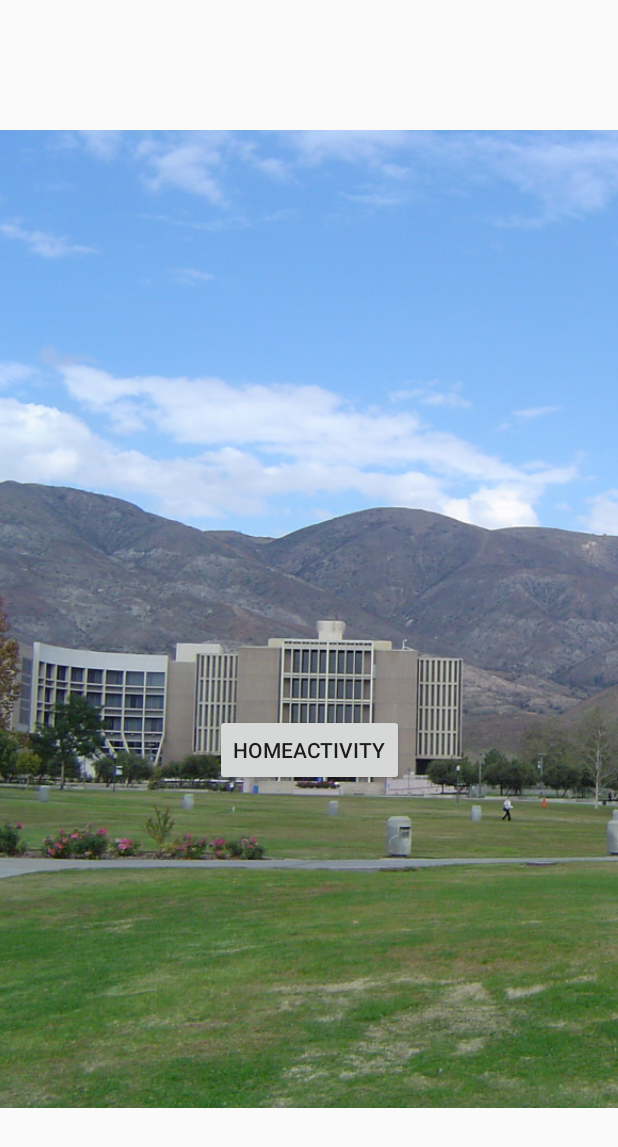
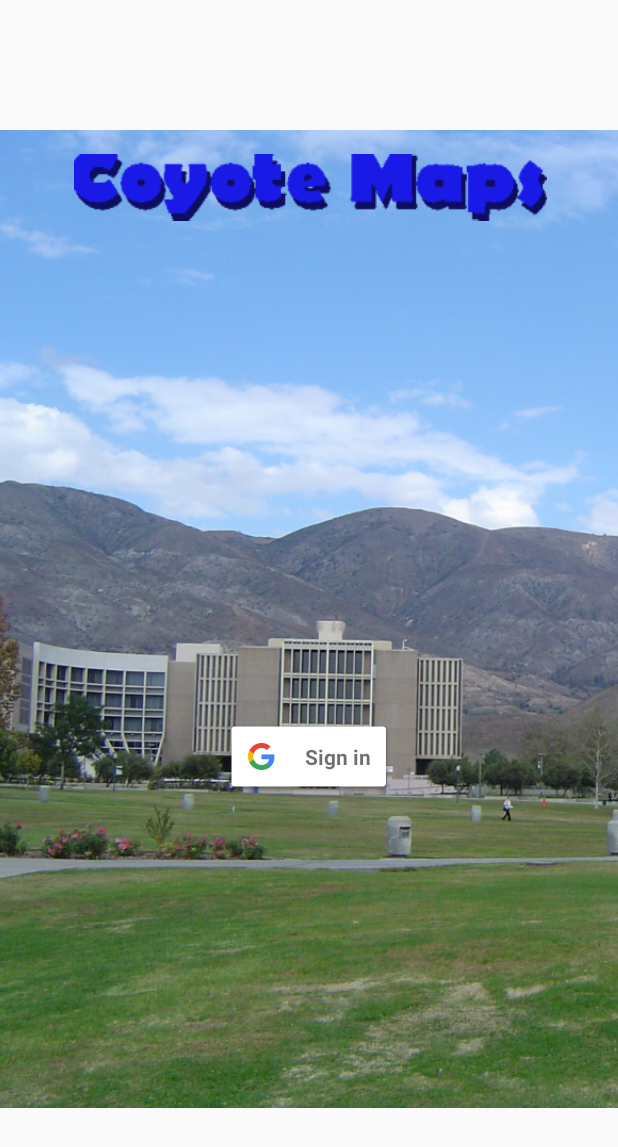
Before and after one commit to juduncan/cse455, an Android app: the LoginActivity screen opened directly, with no data from a screen before it, on a phone screen of 412 x 824 dp. Shown: the top 1147 px of the screen. Run offline under Robolectric (Android 15) with nearby library versions, the phone set to English and light mode, and no system bars; pictures from the network do not load.

Commit message:
Fixed dual login screen issue

```diff
--- a/app/src/main/AndroidManifest.xml
+++ b/app/src/main/AndroidManifest.xml
@@ -48,7 +48,6 @@
         <activity
             android:name=".SettingsActivity"
             android:label="@string/title_activity_settings">
-            //android:parentActivityName=".MainActivity">
             <meta-data
                 android:name="android.support.PARENT_ACTIVITY"
                 android:value="com.example.justd.myapplication.MainActivity" />
--- a/app/src/main/java/com/example/justd/myapplication/LoginActivity.java
+++ b/app/src/main/java/com/example/justd/myapplication/LoginActivity.java
@@ -1,32 +1,65 @@
 package com.example.justd.myapplication;
 
+import android.app.Dialog;
+import android.content.Intent;
+import android.graphics.Typeface;
+import android.os.Bundle;
+import android.support.annotation.NonNull;
+import android.support.v7.app.AppCompatActivity;
+import android.util.Log;
+import android.view.View;
+import android.view.View.OnClickListener;
+import android.widget.Button;
+import android.widget.TextView;
+import android.widget.Toast;
+
+import com.google.android.gms.auth.api.Auth;
+import com.google.android.gms.auth.api.signin.GoogleSignInAccount;
+import com.google.android.gms.auth.api.signin.GoogleSignInApi;
+import com.google.android.gms.auth.api.signin.GoogleSignInOptions;
+import com.google.android.gms.auth.api.signin.GoogleSignInResult;
+import com.google.android.gms.common.ConnectionResult;
+import com.google.android.gms.common.GoogleApiAvailability;
+import com.google.android.gms.common.SignInButton;
+import com.google.android.gms.common.api.GoogleApiClient;
 import android.content.Intent;
 import android.support.annotation.NonNull;
 import android.support.v7.app.AppCompatActivity;
 import android.os.Bundle;
 import android.util.Log;
 import android.view.View;
+import android.widget.ImageView;
+import android.widget.TextView;
 import android.widget.Toast;
 
+import com.bumptech.glide.Glide;
 import com.google.android.gms.auth.api.Auth;
+import com.google.android.gms.auth.api.signin.GoogleSignInAccount;
 import com.google.android.gms.auth.api.signin.GoogleSignInOptions;
 import com.google.android.gms.auth.api.signin.GoogleSignInResult;
 import com.google.android.gms.common.ConnectionResult;
-import com.google.android.gms.common.SignInButton;
 import com.google.android.gms.common.api.GoogleApiClient;
+import com.google.android.gms.common.api.OptionalPendingResult;
+import com.google.android.gms.common.api.ResultCallback;
+import com.google.android.gms.common.api.Status;
 
 public class LoginActivity extends AppCompatActivity implements GoogleApiClient.OnConnectionFailedListener {
 
+    private ImageView photoImageView;
+    private TextView nameTextView;
+    private TextView emailTextView;
+    private TextView idTextView;
     private GoogleApiClient googleApiClient;
-
-    private SignInButton signInButton;
-
-    public static final int SIGN_IN_CODE = 777;
-
+    private static final int REQ_CODE = 9001;
+    private static final String TAG = "MyActivity";
     @Override
     protected void onCreate(Bundle savedInstanceState) {
         super.onCreate(savedInstanceState);
         setContentView(R.layout.activity_main);
+        photoImageView = (ImageView) findViewById(R.id.photoImageView);
+        nameTextView = (TextView) findViewById(R.id.nameTextView);
+        emailTextView = (TextView) findViewById(R.id.emailTextView);
+        idTextView = (TextView) findViewById(R.id.idTextView);
 
         GoogleSignInOptions gso = new GoogleSignInOptions.Builder(GoogleSignInOptions.DEFAULT_SIGN_IN)
                 .requestEmail()
@@ -37,17 +70,79 @@ public class LoginActivity extends AppCompatActivity implements GoogleApiClient.
                 .addApi(Auth.GOOGLE_SIGN_IN_API, gso)
                 .build();
 
-        signInButton = (SignInButton) findViewById(R.id.signInButton);
 
-        signInButton.setSize(SignInButton.SIZE_WIDE);
 
-        signInButton.setColorScheme(SignInButton.COLOR_DARK);
+    }
 
-        signInButton.setOnClickListener(new View.OnClickListener() {
+
+    public void goMenu(View view) {
+        Intent goToMenu = new Intent(LoginActivity.this, HomeActivity.class);
+        startActivity(goToMenu);
+        Log.d(TAG, "goMenu: was clicked");
+    }
+
+    @Override
+    protected void onStart() {
+        super.onStart();
+
+        OptionalPendingResult<GoogleSignInResult> opr = Auth.GoogleSignInApi.silentSignIn(googleApiClient);
+        if (opr.isDone()) {
+            GoogleSignInResult result = opr.get();
+            handleSignInResult(result);
+        } else {
+            opr.setResultCallback(new ResultCallback<GoogleSignInResult>() {
+                @Override
+                public void onResult(@NonNull GoogleSignInResult googleSignInResult) {
+                    handleSignInResult(googleSignInResult);
+                }
+            });
+        }
+    }
+
+    private void handleSignInResult(GoogleSignInResult result) {
+        if (result.isSuccess()) {
+
+            GoogleSignInAccount account = result.getSignInAccount();
+
+            nameTextView.setText(account.getDisplayName());
+            emailTextView.setText(account.getEmail());
+            idTextView.setText(account.getId());
+
+            Glide.with(this).load(account.getPhotoUrl()).into(photoImageView);
+
+        } else {
+            goLogInScreen();
+        }
+    }
+
+    private void goLogInScreen() {
+        Intent intent = new Intent(this, LoginActivity.class);
+        intent.addFlags(Intent.FLAG_ACTIVITY_CLEAR_TOP | Intent.FLAG_ACTIVITY_CLEAR_TASK | Intent.FLAG_ACTIVITY_NEW_TASK);
+        startActivity(intent);
+    }
+
+    public void logOut(View view) {
+        Auth.GoogleSignInApi.signOut(googleApiClient).setResultCallback(new ResultCallback<Status>() {
             @Override
-            public void onClick(View v) {
-                Intent intent = Auth.GoogleSignInApi.getSignInIntent(googleApiClient);
-                startActivityForResult(intent, SIGN_IN_CODE);
+            public void onResult(@NonNull Status status) {
+                if (status.isSuccess()) {
+                    goLogInScreen();
+                } else {
+                    Toast.makeText(getApplicationContext(), R.string.not_close_session, Toast.LENGTH_SHORT).show();
+                }
+            }
+        });
+    }
+
+    public void revoke(View view) {
+        Auth.GoogleSignInApi.revokeAccess(googleApiClient).setResultCallback(new ResultCallback<Status>() {
+            @Override
+            public void onResult(@NonNull Status status) {
+                if (status.isSuccess()) {
+                    goLogInScreen();
+                } else {
+                    Toast.makeText(getApplicationContext(), R.string.not_revoke, Toast.LENGTH_SHORT).show();
+                }
             }
         });
     }
@@ -56,34 +151,4 @@ public class LoginActivity extends AppCompatActivity implements GoogleApiClient.
     public void onConnectionFailed(@NonNull ConnectionResult connectionResult) {
 
     }
-
-    @Override
-    protected void onActivityResult(int requestCode, int resultCode, Intent data) {
-        super.onActivityResult(requestCode, resultCode, data);
-
-        if (requestCode == SIGN_IN_CODE) {
-            GoogleSignInResult result = Auth.GoogleSignInApi.getSignInResultFromIntent(data);
-            handleSignInResult(result);
-        }
-    }
-
-    private void handleSignInResult(GoogleSignInResult result) {
-        if (result.isSuccess()) {
-            goMainScreen();
-        } else {
-            Toast.makeText(this, R.string.not_log_in, Toast.LENGTH_SHORT).show();
-        }
-    }
-
-    private void goMainScreen() {
-        Intent intent = new Intent(this, HomeActivity.class);
-        intent.addFlags(Intent.FLAG_ACTIVITY_CLEAR_TOP | Intent.FLAG_ACTIVITY_CLEAR_TASK | Intent.FLAG_ACTIVITY_NEW_TASK);
-        startActivity(intent);
-    }
-
-    public void goMenu(View view) {
-        Intent goToMenu = new Intent(LoginActivity.this, HomeActivity.class);
-        startActivity(goToMenu);
-
-    }
 }
--- a/app/src/main/res/layout/activity_log_in.xml
+++ b/app/src/main/res/layout/activity_log_in.xml
@@ -15,7 +15,8 @@
         android:layout_width="wrap_content"
         android:layout_height="wrap_content"
         android:layout_centerHorizontal="true"
-        android:layout_centerVertical="true" />
+        android:layout_centerVertical="true"
+        android:visibility="visible" />
 
     <Button
         android:id="@+id/button2"
@@ -25,7 +26,8 @@
         android:layout_centerHorizontal="true"
         android:layout_marginTop="88dp"
         android:onClick="goMenu"
-        android:text="Button" />
+        android:text="Button"
+        android:visibility="visible" />
 
 
 </RelativeLayout>
--- a/app/src/main/res/layout/activity_main.xml
+++ b/app/src/main/res/layout/activity_main.xml
@@ -24,53 +24,40 @@
         tools:alpha=".4" />
 
 
-    <ImageView
-        android:id="@+id/imageView2"
-        android:layout_width="330dp"
-        android:layout_height="98dp"
-        android:layout_marginBottom="8dp"
-        android:layout_marginLeft="8dp"
-        android:layout_marginRight="8dp"
-        android:layout_marginTop="30dp"
-        app:layout_constraintBottom_toBottomOf="parent"
-        app:layout_constraintLeft_toLeftOf="parent"
-        app:layout_constraintRight_toRightOf="parent"
-        app:layout_constraintTop_toTopOf="parent"
-        app:layout_constraintVertical_bias="0.749"
-        app:srcCompat="@drawable/coyote_maps_logo" />
-
-
     <com.google.android.gms.common.SignInButton
         android:id="@+id/signInButton"
         android:layout_width="wrap_content"
         android:layout_height="wrap_content"
         android:layout_centerHorizontal="true"
         android:layout_centerVertical="true"
-        android:layout_marginBottom="152dp"
+        android:layout_marginBottom="8dp"
         android:layout_marginEnd="8dp"
         android:layout_marginStart="8dp"
-        android:layout_marginTop="8dp"
-        app:layout_constraintBottom_toTopOf="@+id/SettingBtn"
+        android:layout_marginTop="276dp"
+        android:visibility="visible"
+        app:layout_constraintBottom_toBottomOf="parent"
         app:layout_constraintEnd_toEndOf="parent"
         app:layout_constraintHorizontal_bias="0.501"
         app:layout_constraintStart_toStartOf="parent"
         app:layout_constraintTop_toBottomOf="@+id/imageView2"
-        app:layout_constraintVertical_bias="0.96" />
+        app:layout_constraintVertical_bias="0.0" />
 
-    <Button
-        android:id="@+id/SettingBtn"
-        android:layout_width="wrap_content"
-        android:layout_height="wrap_content"
-        android:layout_marginBottom="300dp"
+    <ImageView
+        android:id="@+id/imageView2"
+        android:layout_width="315dp"
+        android:layout_height="158dp"
+        android:layout_marginBottom="8dp"
         android:layout_marginLeft="8dp"
         android:layout_marginRight="8dp"
-
-        android:onClick="goMenu"
-        android:text="@string/title_activity_home"
+        android:layout_marginTop="30dp"
+        android:visibility="visible"
         app:layout_constraintBottom_toBottomOf="parent"
-
+        app:layout_constraintHorizontal_bias="0.509"
         app:layout_constraintLeft_toLeftOf="parent"
-        app:layout_constraintRight_toRightOf="parent" />
+        app:layout_constraintRight_toRightOf="parent"
+        app:layout_constraintTop_toTopOf="parent"
+        app:layout_constraintVertical_bias="0.026"
+        app:srcCompat="@drawable/mainscreenlogo" />
 
 
 </android.support.constraint.ConstraintLayout>
```
Also changed, not shown: app/src/main/java/com/example/justd/myapplication/HomeActivity.java (+5 -3 lines), app/src/main/java/com/example/justd/myapplication/MainActivity.java (+43 -108 lines), app/src/main/java/com/example/justd/myapplication/locationListFragment.java (+8 -2 lines), app/src/main/res/drawable-xhdpi/mainscreenlogo.png (added).
